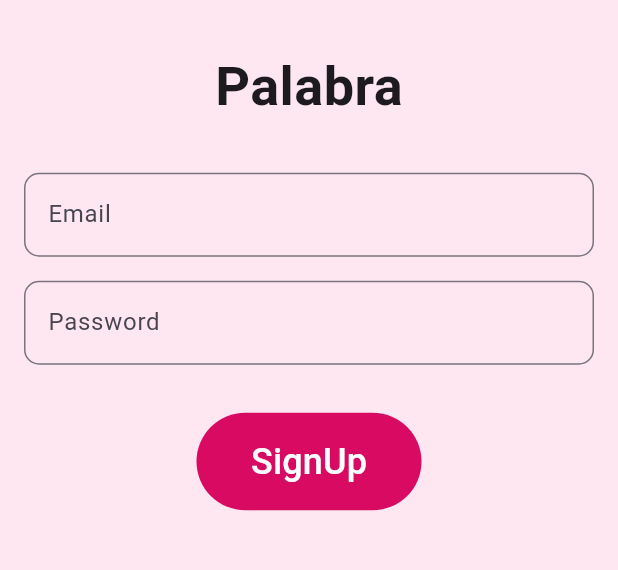
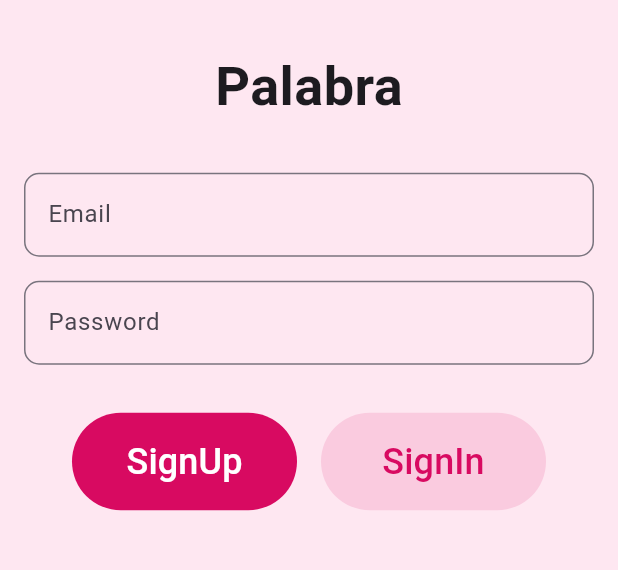
Before and after one commit to Dimah02/learning-app, a Flutter app: the SignUp screen opened by its route, on a phone screen of 412 x 824 dp, the part 494-1064 px from its top. Run offline on Flutter 3.47's test engine with Material 3 defaults, Android fonts, the phone set to English and light mode, and no system bars; our stand-ins replace audioplayers, firebase_auth, firebase_core; accounts and stored records are empty.

Commit message:
some updates

```diff
--- a/lib/models/question_data.dart
+++ b/lib/models/question_data.dart
@@ -36,7 +36,7 @@ class QuestionModel extends ChangeNotifier {
   int get totalQ => _questions.length;
   void checkAns(int ans) {
     if (_indx == _questions.length) {
-      _indx = 0;
+      _indx = -1;
       _score = 0;
     } else if (_questions[_indx].answerIndex == ans) {
       _score++;
--- a/lib/screens/login.dart
+++ b/lib/screens/login.dart
@@ -126,11 +126,15 @@ class _LoginState extends State<Login> {
   }
 
   void _handelSignIn() {
+    try {
       Auth()
           .singInWithEmailAndPassword(
               email: _emailController.text, password: _passwordController.text)
           .whenComplete(() {
         Navigator.pushNamed(context, '/home');
       });
+    } catch (err) {
+      print(err);
     }
   }
+}
--- a/lib/screens/signup.dart
+++ b/lib/screens/signup.dart
@@ -64,6 +64,9 @@ class _SignUpState extends State<SignUp> {
                 controller: _passwordController,
               ),
               const SizedBox(height: 32),
+              Row(
+                mainAxisAlignment: MainAxisAlignment.center,
+                children: [
                   ElevatedButton(
                     style: const ButtonStyle(
                         minimumSize: MaterialStatePropertyAll(Size(150, 65)),
@@ -75,6 +78,25 @@ class _SignUpState extends State<SignUp> {
                       "SignUp",
                       style: TextStyle(fontSize: 24, color: Colors.white),
                     ),
+                  ),
+                  const SizedBox(
+                    width: 16,
+                  ),
+                  ElevatedButton(
+                    style: const ButtonStyle(
+                        minimumSize: MaterialStatePropertyAll(Size(150, 65)),
+                        elevation: MaterialStatePropertyAll(0),
+                        backgroundColor: MaterialStatePropertyAll(
+                            Color.fromARGB(255, 250, 203, 223))),
+                    onPressed: () {
+                      Navigator.pushNamed(context, '/');
+                    },
+                    child: const Text(
+                      "SignIn",
+                      style: TextStyle(fontSize: 24, color: Color(0xFFD80A61)),
+                    ),
+                  ),
+                ],
               ),
             ],
           ),
```
Also changed, not shown: lib/screens/hangman.dart (+6 -3 lines), lib/screens/quize.dart (+6 -3 lines). Lines whose indentation alone changed are shown as unchanged.
